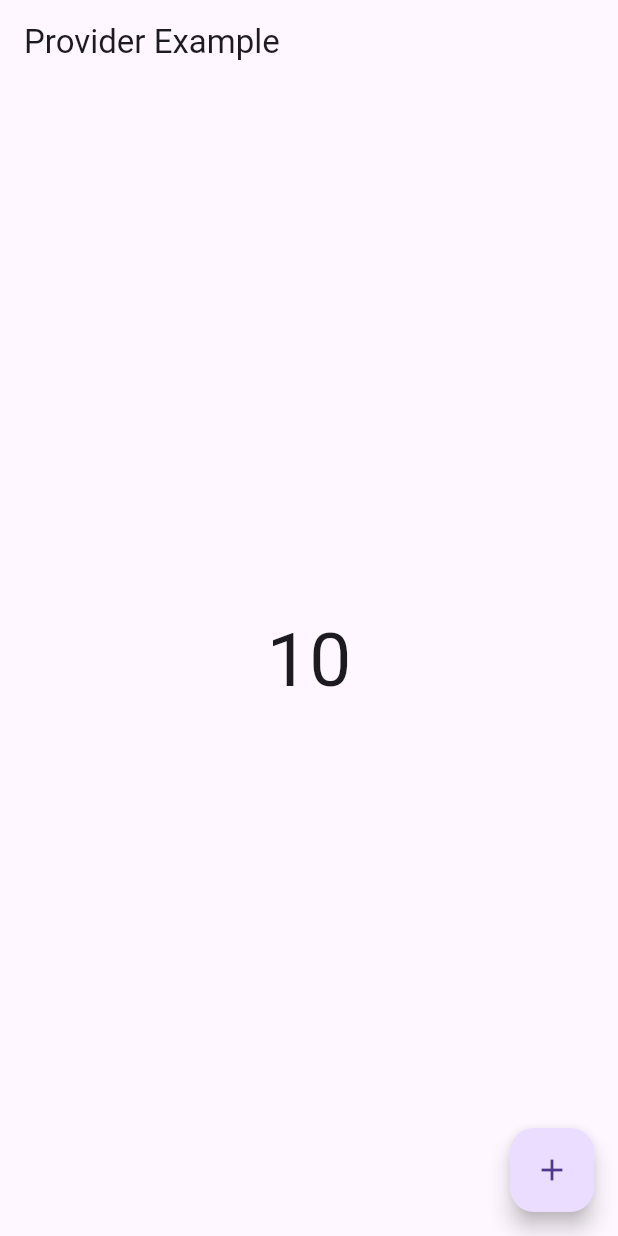
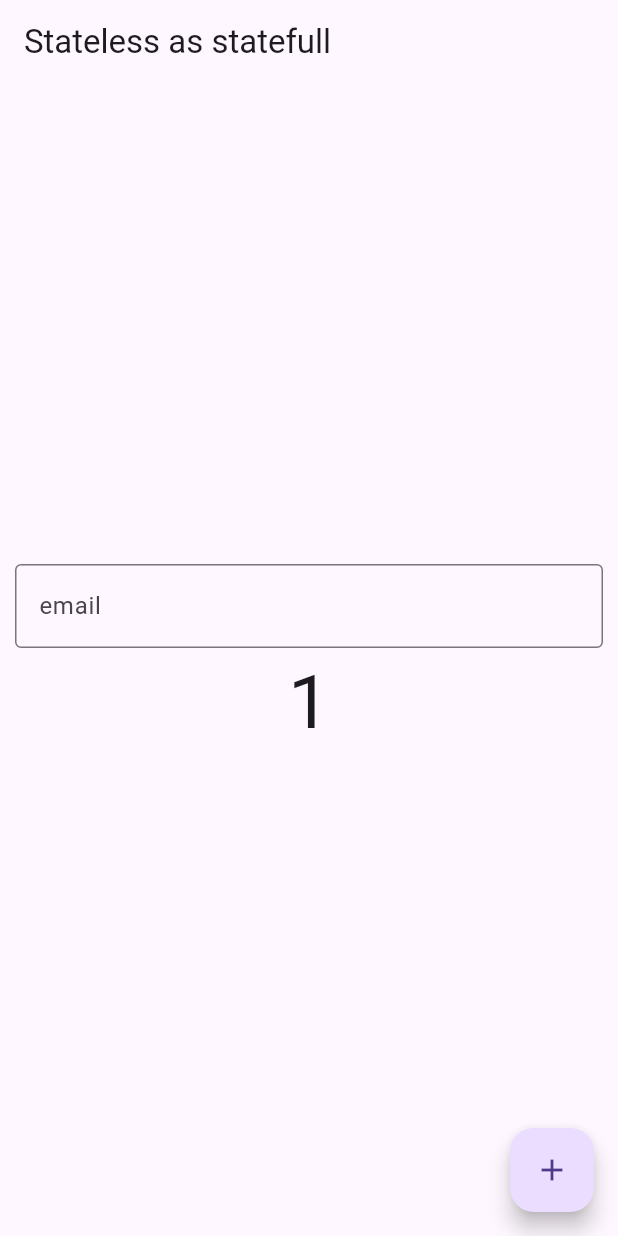
Before and after one commit to IsmailCoder366/providers, a Flutter app: the screen it shows after launch, after a tap on the "add" icon, on a phone screen of 412 x 824 dp. Run offline on Flutter 3.47's test engine with Material 3 defaults, Android fonts, the phone set to English and light mode, and no system bars.

Commit message:
Use of stateless as statefull

```diff
--- a/StudioProjects/provider_by_asif_taj/lib/main.dart
+++ b/StudioProjects/provider_by_asif_taj/lib/main.dart
@@ -1,7 +1,14 @@
 import 'package:flutter/material.dart';
 import 'package:provider/provider.dart';
 import 'package:provider_by_asif_taj/provider/count_provider.dart';
+import 'package:provider_by_asif_taj/provider/example_one_provider.dart';
+import 'package:provider_by_asif_taj/provider/favourite_provider.dart';
+import 'package:provider_by_asif_taj/provider/theme_changer_provider.dart';
 import 'package:provider_by_asif_taj/screens/count_example.dart';
+import 'package:provider_by_asif_taj/screens/count_example_one.dart';
+import 'package:provider_by_asif_taj/screens/favourate/favourite_screen.dart';
+import 'package:provider_by_asif_taj/screens/theme_example/dark_theme.dart';
+import 'package:provider_by_asif_taj/screens/value_notifyListener.dart';
 import 'package:provider_by_asif_taj/statefull_widgets.dart';
 import 'package:provider_by_asif_taj/stateless_widgets.dart';
 import 'package:provider_by_asif_taj/why_provider.dart';
@@ -17,12 +24,33 @@ class MyApp extends StatelessWidget {
   // This widget is the root of your application.
   @override
   Widget build(BuildContext context) {
-    return ChangeNotifierProvider(create: (_)=>CountProvider(),
-    child: MaterialApp(
-      title: ('provider example'),
-      home: CountExample(),
+
+
+    return MultiProvider(providers: [
+        ChangeNotifierProvider(create: (_)=>CountProvider()),
+        ChangeNotifierProvider(create: (_)=>CountExampleOne()),
+        ChangeNotifierProvider(create: (_)=>FavouriteItemsProvider()),
+        ChangeNotifierProvider(create: (_)=>ThemeChangerProvider()),
+    ],
+    child: Builder(
+      builder: (BuildContext context) {
+        final provider = Provider.of<ThemeChangerProvider>(context);
+        return MaterialApp(
+          title: ('provider example'),
+          themeMode: provider.themeMode,
+          theme: ThemeData(
+            brightness: Brightness.light,
+            primarySwatch: Colors.blue,
+          ),
+          darkTheme: ThemeData(
+            brightness: Brightness.dark,
+            primarySwatch: Colors.yellow,
+            primaryColor: Colors.purple
+          ),
+          home: ValueNotifylistener(),
+        );
+      }
     ),
     );
-
   }
 }
--- /dev/null
+++ b/StudioProjects/provider_by_asif_taj/lib/provider/favourite_provider.dart
@@ -0,0 +1,22 @@
+import 'package:flutter/cupertino.dart';
+import 'package:flutter/foundation.dart';
+import 'package:flutter/material.dart';
+
+class FavouriteItemsProvider with ChangeNotifier{
+
+  List<int> _selectedIitems = [];
+
+  List<int> get selectedItems => _selectedIitems;
+
+  void addItems(int item){
+    _selectedIitems.add(item);
+
+    notifyListeners();
+  }
+
+  void removeItems(int item){
+    _selectedIitems.remove(item);
+
+    notifyListeners();
+  }
+}
--- /dev/null
+++ b/StudioProjects/provider_by_asif_taj/lib/provider/theme_changer_provider.dart
@@ -0,0 +1,14 @@
+import 'package:flutter/foundation.dart';
+import 'package:flutter/material.dart';
+
+class ThemeChangerProvider with ChangeNotifier{
+  var _themeMode = ThemeMode.light;
+
+  ThemeMode get themeMode => _themeMode;
+
+  void setTheme(themeMode){
+
+    _themeMode = themeMode;
+    notifyListeners();
+  }
+}
--- /dev/null
+++ b/StudioProjects/provider_by_asif_taj/lib/screens/count_example_one.dart
@@ -0,0 +1,14 @@
+import 'package:flutter/foundation.dart';
+
+class CountExampleOne with ChangeNotifier{
+
+  double _value = 1.0;
+
+  double get value => _value;
+
+  void setValue(double newValue){
+    _value = newValue;
+    notifyListeners();
+  }
+
+}
--- /dev/null
+++ b/StudioProjects/provider_by_asif_taj/lib/screens/value_notifyListener.dart
@@ -0,0 +1,51 @@
+import 'package:flutter/material.dart';
+
+class ValueNotifylistener extends StatelessWidget {
+   ValueNotifylistener({super.key});
+
+  ValueNotifier<int> _counter = ValueNotifier<int>(0);
+  ValueNotifier<bool> toggle = ValueNotifier<bool>(false);
+
+  @override
+  Widget build(BuildContext context) {
+    return Scaffold(
+      appBar: AppBar(
+        title: Text('Stateless as statefull'),
+      ),
+      body: Column(
+        mainAxisAlignment: MainAxisAlignment.center,
+        children: [
+          ValueListenableBuilder(
+              valueListenable: toggle,
+              builder: (context, value, child){
+                return Padding(
+                  padding: const EdgeInsets.symmetric(horizontal: 10),
+                  child: TextFormField(
+                    obscureText: toggle.value,
+                    decoration: InputDecoration(
+                        hintText: 'email',
+                        border: OutlineInputBorder()
+                    ),
+                  ),
+                );
+          }),
+
+          ValueListenableBuilder(
+            valueListenable: _counter,
+            builder: (context, value, child){
+              return Text(_counter.value.toString(), style: TextStyle(fontSize: 50));
+            },
+          )
+
+
+        ],
+      ),
+      floatingActionButton: FloatingActionButton(onPressed: (){
+_counter.value++;
+print(_counter.value.toString());
+      },
+      child: Icon(Icons.add),
+      ),
+    );
+  }
+}
```
Also changed, not shown: StudioProjects/provider_by_asif_taj/lib/provider/example_one_provider.dart (added, +53 -0 lines), StudioProjects/provider_by_asif_taj/lib/screens/favourate/favourite_screen.dart (added, +61 -0 lines), StudioProjects/provider_by_asif_taj/lib/screens/favourate/selected_items.dart (added, +58 -0 lines), StudioProjects/provider_by_asif_taj/lib/screens/theme_example/dark_theme.dart (added, +41 -0 lines).
